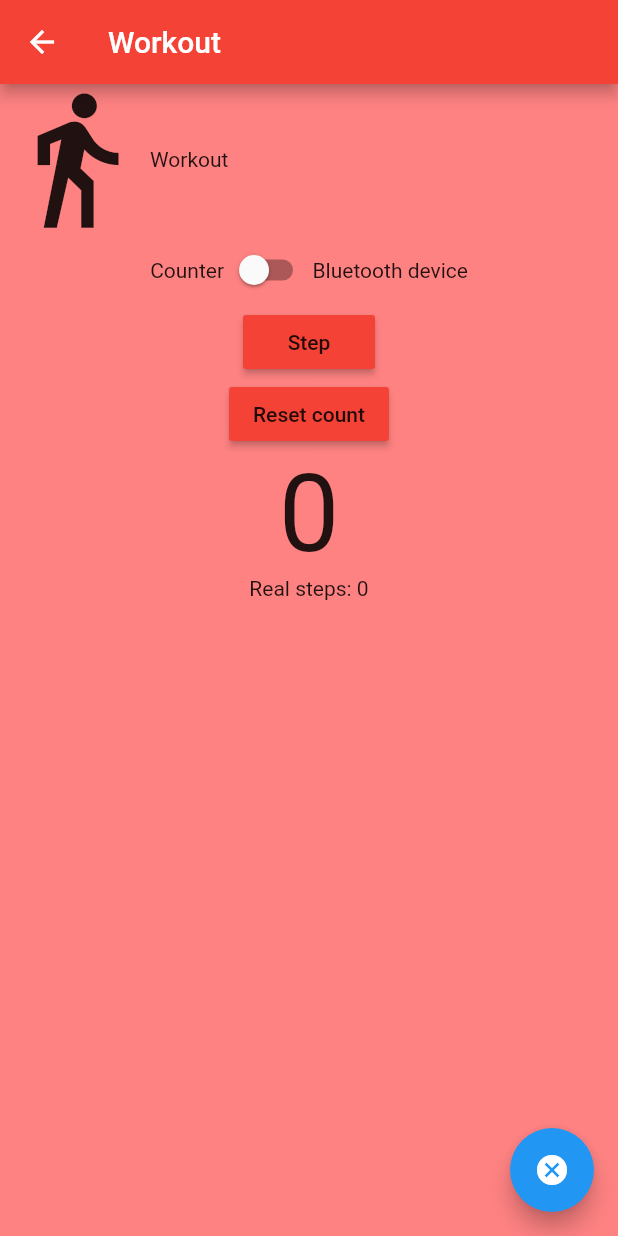
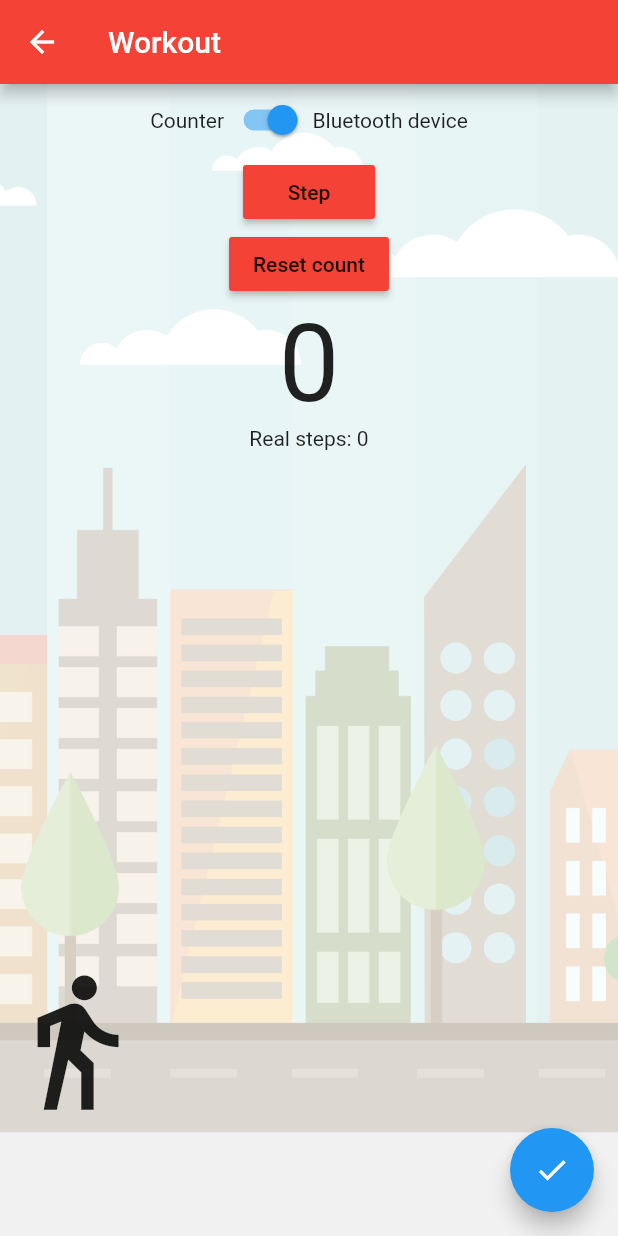
Before and after one commit to christianlegge/shoestep, a Flutter app: the WorkoutScreen screen opened by its route, on a phone screen of 412 x 824 dp. Run offline on Flutter 3.47's test engine with Material 2 defaults, Android fonts, the phone set to English and light mode, and no system bars; our stand-ins replace charts_flutter, flutter_blue, sqflite; accounts and stored records are empty.

Commit message:
animation on workout, dates on graph

```diff
--- a/lib/workout.dart
+++ b/lib/workout.dart
@@ -12,16 +12,18 @@ class WorkoutScreen extends StatefulWidget {
   State<StatefulWidget> createState() => WorkoutScreenState();
 }
 
-class WorkoutScreenState extends State<WorkoutScreen> {
+class WorkoutScreenState extends State<WorkoutScreen> with SingleTickerProviderStateMixin {
   int currentSteps = 0;
   int stepsFromBt = 0;
   Timer readTimer;
-  bool readFromBluetooth = false;
+  bool readFromBluetooth = true;
   bool tryReading = false;
   int stepsDiffButton = 0;
   int stepsDiffBt = 0;
   bool lastReadFinished = true;
   int stepsFromButton = 0;
+  Animation<double> bgScroll;
+  AnimationController bgScrollController;
 
 
   void readSteps(Timer t) {
@@ -57,8 +59,22 @@ class WorkoutScreenState extends State<WorkoutScreen> {
 
   @override
   void initState() {
-    // TODO: implement initState
     super.initState();
+    bgScrollController = AnimationController(
+      duration: Duration(seconds: 10), vsync: this,
+    );
+    bgScroll = Tween<double>(begin:-1.0, end:1.0).animate(bgScrollController)
+    ..addListener(() {
+      setState(() {
+
+      });
+    })
+    ..addStatusListener((status) {
+      if (status == AnimationStatus.completed) {
+        bgScrollController.forward(from: 0.35);
+      }
+    });
+    bgScrollController.forward();
     readTimer = new Timer.periodic(Duration(milliseconds: 50), readSteps);
   }
 
@@ -68,7 +84,7 @@ class WorkoutScreenState extends State<WorkoutScreen> {
       onWillPop: () async {
         print(currentSteps);
         int numRows = Sqflite.firstIntValue(await database.rawQuery('SELECT COUNT(*) FROM StepCounts'));
-        database.insert('StepCounts', {'id':numRows,'steps':currentSteps});
+        database.insert('StepCounts', {'id':numRows,'date':new DateTime(2019, 03, numRows).toIso8601String(),'steps':currentSteps});
         readTimer = null;
         return true;
       },
@@ -78,21 +94,24 @@ class WorkoutScreenState extends State<WorkoutScreen> {
         appBar: AppBar(
           title: Text('Workout'),
         ),
-        body: Center(
+        body: Stack(
+          children: <Widget>[
+            Container(
+              decoration: BoxDecoration(
+                image: DecorationImage(
+                  image: AssetImage('assets/city.png'),
+                  colorFilter: ColorFilter.mode(Color.fromARGB(185, 255, 255, 255), BlendMode.colorDodge),
+                  fit: BoxFit.cover,
+                  alignment: Alignment(bgScroll.value, 0),
+                  repeat: ImageRepeat.repeatX,
+                ),
+              ),
+            ),
+            Center(
               child: ListView(
                 children: <Widget>[
                   Column(
                     children: <Widget>[
-                  Row(
-                      children: <Widget>[
-                        Hero(
-                          child: Icon(Icons.directions_walk, size: 100,),
-                          tag: 'walkTag',
-                        ),
-                        Text('Workout'),
-                      ]
-                  ),
-
                       Row(
                           mainAxisAlignment: MainAxisAlignment.center,
                           children: <Widget>[
@@ -141,14 +160,24 @@ class WorkoutScreenState extends State<WorkoutScreen> {
                       Container(
                         height: 100,
                       ),
+
                     ],
                   ),
+
                 ],
               )
-
+            ),
+            Positioned(
+                child: Hero(
+                  child: Icon(Icons.directions_walk, size: 100,),
+                  tag: 'walkTag',
+                ),
+                bottom: 80.0
+            )
+          ]
         ),
         floatingActionButton: FloatingActionButton(
-          child: Icon(Icons.cancel),
+          child: Icon(Icons.check),
           onPressed: () {
             Navigator.maybePop(context);
           },
@@ -156,4 +185,11 @@ class WorkoutScreenState extends State<WorkoutScreen> {
       )
     );
   }
+
+  @override
+  void dispose() {
+    // TODO: implement dispose
+    bgScrollController.dispose();
+    super.dispose();
   }
+}
--- a/pubspec.yaml
+++ b/pubspec.yaml
@@ -33,6 +33,8 @@ dev_dependencies:
 
 # The following section is specific to Flutter.
 flutter:
+  assets:
+    - assets/
 
   # The following line ensures that the Material Icons font is
   # included with your application, so that you can use the icons in
```
Also changed, not shown: lib/home.dart (+28 -7 lines), lib/main.dart (+5 -2 lines), assets/city.png (added), 2 other files. Lines whose indentation alone changed are shown as unchanged.
